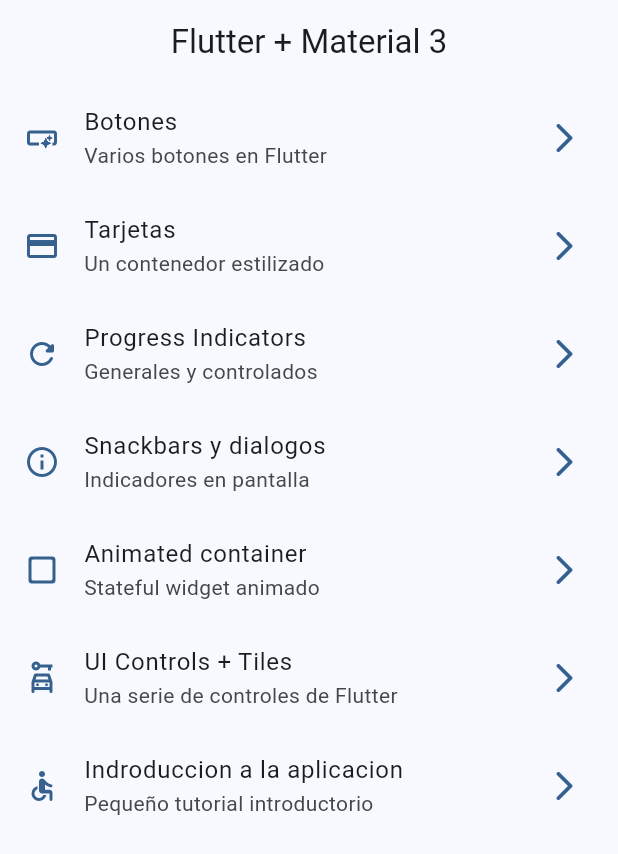
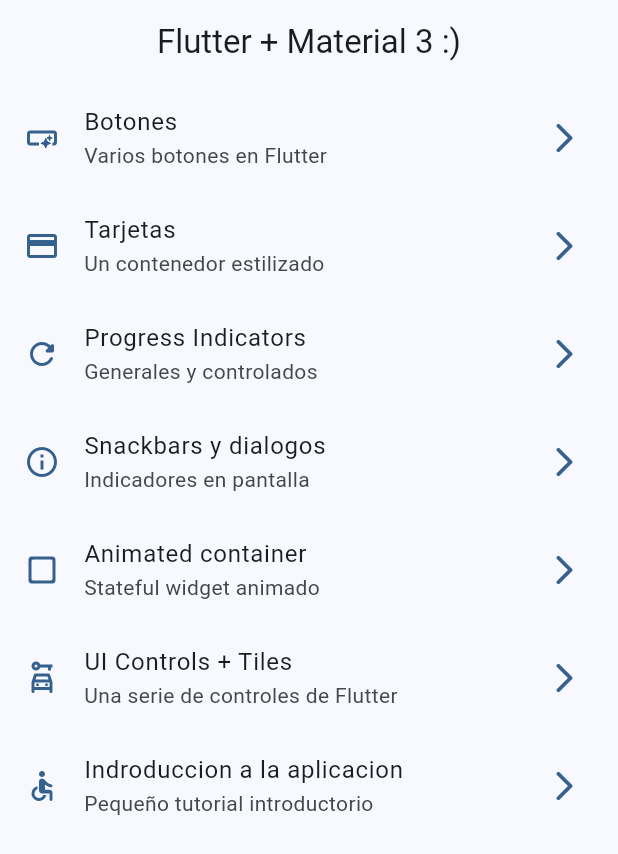
Before and after one commit to PauloSantiB/widgets_app, a Flutter app: the screen it shows after launch, on a phone screen of 412 x 824 dp. Shown: the top 854 px of the screen. Run offline on Flutter 3.47's test engine with Material 3 defaults, Android fonts, the phone set to English and light mode, and no system bars; our stand-ins replace go_router.

Commit message:
feat: change home screen appbar

```diff
--- a/lib/presentation/screens/home/home_screen.dart
+++ b/lib/presentation/screens/home/home_screen.dart
@@ -15,7 +15,7 @@ static const String name = 'home_screen';
   Widget build(BuildContext context) {
     return Scaffold(
       appBar: AppBar(
-        title: Text('Flutter + Material 3'),
+        title: Text('Flutter + Material 3 :)'),
       ),
       body: const _HomeView(),
     );
```
